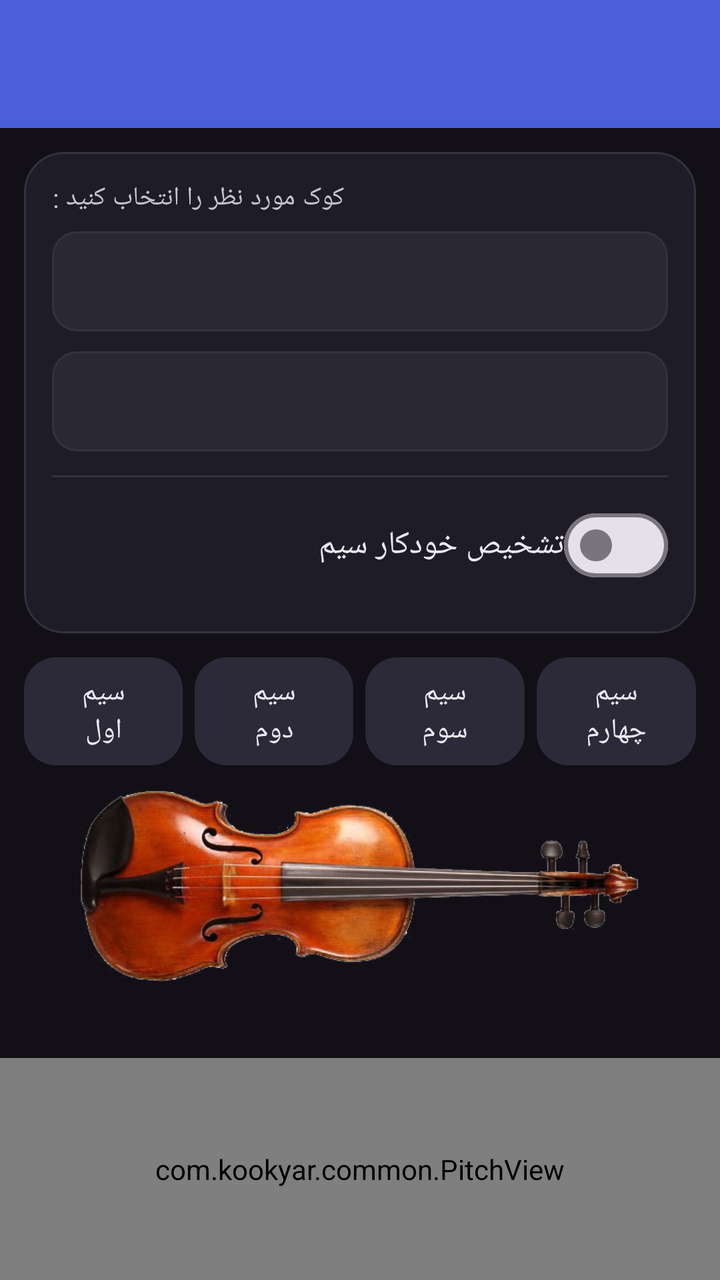
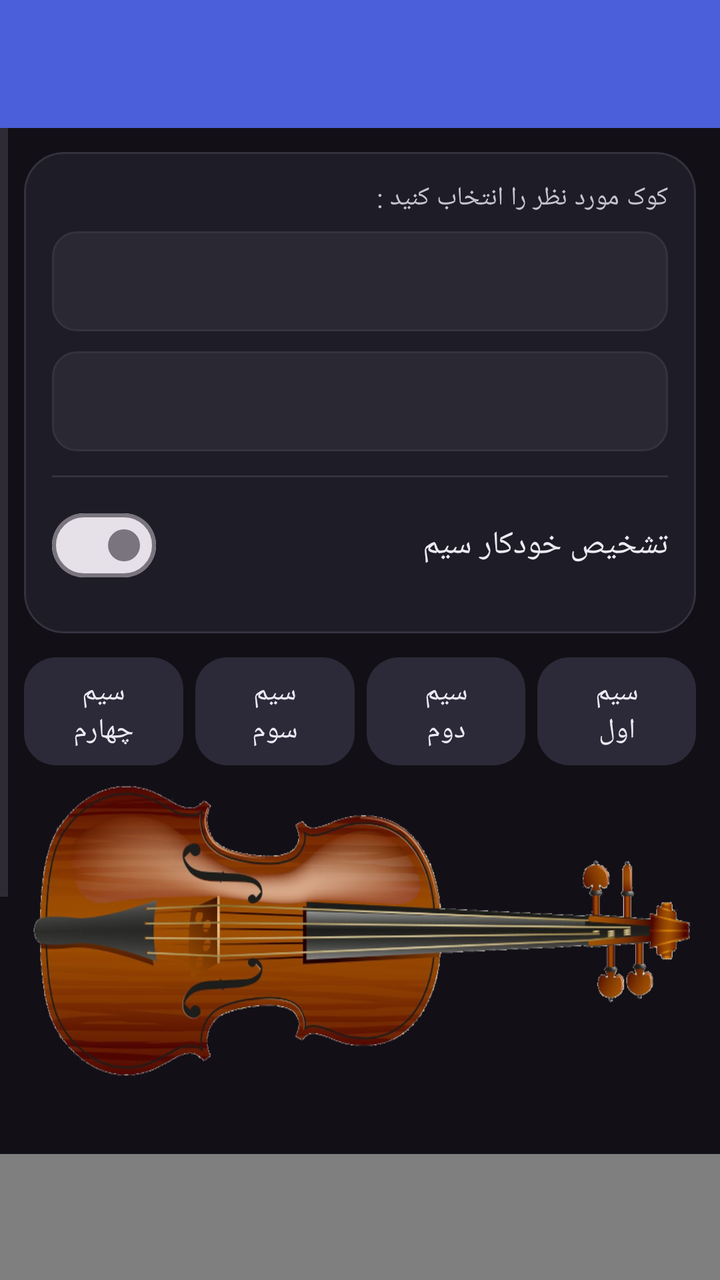

An Android layout rendered at two revisions. The XML below is the earlier revision; the diff shows what the commit changed to produce the second picture.
<!-- AndroidManifest.xml: application theme AppTheme -->
<!-- res/layout/activity_violin_tuner.xml -->
<?xml version="1.0" encoding="utf-8"?>

<LinearLayout xmlns:android="http://schemas.android.com/apk/res/android"
    xmlns:app="http://schemas.android.com/apk/res-auto"
    android:layout_width="match_parent"
    android:layout_height="match_parent"
    android:orientation="vertical"
    android:fitsSystemWindows="true"
    android:background="@color/surfaceColor">

    <include layout="@layout/app_bar" />

    <LinearLayout
        android:layout_width="match_parent"
        android:layout_height="wrap_content"
        android:orientation="vertical"
        android:paddingStart="12dp"
        android:paddingEnd="12dp"
        android:paddingTop="12dp">

        <com.google.android.material.card.MaterialCardView
            android:layout_width="match_parent"
            android:layout_height="wrap_content"
            app:cardBackgroundColor="@color/cardColor"
            app:cardCornerRadius="20dp"
            app:cardElevation="0dp"
            app:strokeColor="@color/cardStroke"
            app:strokeWidth="1dp">

            <LinearLayout
                android:layout_width="match_parent"
                android:layout_height="wrap_content"
                android:orientation="vertical"
                android:padding="14dp">

                <TextView
                    android:layout_width="wrap_content"
                    android:layout_height="wrap_content"
                    android:text="@string/kook_select"
                    android:textColor="@color/onSurfaceVariant"
                    android:textSize="13sp"
                    android:letterSpacing="0.02"
                    android:layout_marginBottom="8dp" />

                <Spinner
                    android:id="@+id/kookSpiner"
                    android:layout_width="match_parent"
                    android:layout_height="50dp"
                    android:layout_marginBottom="10dp"
                    android:background="@drawable/spinner_background"
                    android:popupBackground="@color/dropdownBackground"
                    android:spinnerMode="dropdown" />

                <Spinner
                    android:id="@+id/spinnerKookChange"
                    android:layout_width="match_parent"
                    android:layout_height="50dp"
                    android:background="@drawable/spinner_background"
                    android:popupBackground="@color/dropdownBackground"
                    android:spinnerMode="dropdown" />

                <View
                    android:layout_width="match_parent"
                    android:layout_height="1dp"
                    android:layout_marginTop="12dp"
                    android:layout_marginBottom="4dp"
                    android:background="@color/cardStroke" />

                <LinearLayout
                    android:id="@+id/tuning"
                    android:layout_width="match_parent"
                    android:layout_height="wrap_content"
                    android:orientation="horizontal"
                    android:gravity="center_vertical"
                    android:background="?attr/selectableItemBackground"
                    android:paddingTop="6dp"
                    android:paddingBottom="6dp">

                    <TextView
                        android:layout_width="0dp"
                        android:layout_height="wrap_content"
                        android:layout_weight="1"
                        android:text="@string/tuning"
                        android:textColor="@color/onSurface"
                        android:textSize="16sp" />

                    <com.google.android.material.materialswitch.MaterialSwitch
                        android:id="@+id/checkBox_tuning"
                        android:layout_width="wrap_content"
                        android:layout_height="wrap_content"
                        android:checked="false"
                        android:clickable="false" />
                </LinearLayout>
            </LinearLayout>
        </com.google.android.material.card.MaterialCardView>

        <LinearLayout
            android:layout_width="match_parent"
            android:layout_height="wrap_content"
            android:orientation="horizontal"
            android:gravity="center"
            android:layout_marginTop="12dp">

            <com.google.android.material.button.MaterialButton
                android:id="@+id/kamancheh_1"
                style="@style/Widget.Material3.Button.TonalButton"
                android:layout_width="0dp"
                android:layout_height="54dp"
                android:layout_weight="1"
                android:layout_marginEnd="6dp"
                android:insetTop="0dp"
                android:insetBottom="0dp"
                android:text="@string/sim_1"
                android:textSize="14sp"
                android:textColor="@color/onSurface"
                app:cornerRadius="16dp"
                app:backgroundTint="@color/stringDefault" />

            <com.google.android.material.button.MaterialButton
                android:id="@+id/kamancheh_2"
                style="@style/Widget.Material3.Button.TonalButton"
                android:layout_width="0dp"
                android:layout_height="54dp"
                android:layout_weight="1"
                android:layout_marginEnd="6dp"
                android:insetTop="0dp"
                android:insetBottom="0dp"
                android:text="@string/sim_2"
                android:textSize="14sp"
                android:textColor="@color/onSurface"
                app:cornerRadius="16dp"
                app:backgroundTint="@color/stringDefault" />

            <com.google.android.material.button.MaterialButton
                android:id="@+id/kamancheh_3"
                style="@style/Widget.Material3.Button.TonalButton"
                android:layout_width="0dp"
                android:layout_height="54dp"
                android:layout_weight="1"
                android:layout_marginEnd="6dp"
                android:insetTop="0dp"
                android:insetBottom="0dp"
                android:text="@string/sim_3"
                android:textSize="14sp"
                android:textColor="@color/onSurface"
                app:cornerRadius="16dp"
                app:backgroundTint="@color/stringDefault" />

            <com.google.android.material.button.MaterialButton
                android:id="@+id/kamancheh_4"
                style="@style/Widget.Material3.Button.TonalButton"
                android:layout_width="0dp"
                android:layout_height="54dp"
                android:layout_weight="1"
                android:insetTop="0dp"
                android:insetBottom="0dp"
                android:text="@string/sim_4"
                android:textSize="14sp"
                android:textColor="@color/onSurface"
                app:cornerRadius="16dp"
                app:backgroundTint="@color/stringDefault" />
        </LinearLayout>

        <ImageView
            android:id="@+id/ivkamancheh"
            android:layout_width="match_parent"
            android:layout_height="100dp"
            android:layout_marginTop="10dp"
            android:scaleType="fitCenter"
            android:src="@drawable/violin" />
    </LinearLayout>

    <TextView
        android:id="@+id/pitch_label"
        android:layout_width="match_parent"
        android:layout_height="wrap_content"
        android:gravity="center"
        android:paddingTop="6dp"
        android:paddingBottom="6dp"
        android:text=""
        android:textSize="18sp"
        android:textStyle="bold"
        android:textColor="@color/accentColor" />

    <com.kookyar.common.PitchView
        android:id="@+id/pitch_view"
        android:layout_width="match_parent"
        android:layout_height="0dp"
        android:layout_weight="1" />

</LinearLayout>
<!-- res/layout/app_bar.xml (included above) -->
<?xml version="1.0" encoding="utf-8"?>

<androidx.appcompat.widget.Toolbar xmlns:android="http://schemas.android.com/apk/res/android"
    xmlns:app="http://schemas.android.com/apk/res-auto"
    android:id="@+id/app_bar"
    android:layout_width="match_parent"
    android:layout_height="?attr/actionBarSize"
    android:background="@color/primaryColor"
    app:theme="@style/customeToolbar"
    app:popupTheme="@style/ThemeOverlay.AppCompat.Light" />
<!-- resources referenced by this layout -->
<resources>
  <item name="accentColor" type="color">#FFFFBB33</item>
  <item name="cardColor" type="color">#FF1E1C26</item>
  <item name="cardStroke" type="color">#FF35323F</item>
  <item name="dropdownBackground" type="color">#FF2A2933</item>
  <item name="onSurface" type="color">#FFECEAF4</item>
  <item name="onSurfaceVariant" type="color">#FFC7C3D2</item>
  <item name="primaryColor" type="color">#FF4A5FD9</item>
  <item name="stringDefault" type="color">#FF2C2A38</item>
  <item name="surfaceColor" type="color">#FF121016</item>
  <!-- drawable spinner_background (drawable) -->
  <?xml version="1.0" encoding="utf-8"?>
  
  <shape xmlns:android="http://schemas.android.com/apk/res/android"
      android:shape="rectangle">
      <solid android:color="@color/dropdownBackground" />
      <corners android:radius="12dp" />
      <stroke
          android:width="1dp"
          android:color="@color/cardStroke" />
      <padding
          android:left="16dp"
          android:top="8dp"
          android:right="16dp"
          android:bottom="8dp" />
  </shape>
  <!-- drawable violin: png bitmap (drawable, 116702 bytes) -->
  <string name="kook_select">کوک مورد نظر را انتخاب کنید :</string>
  <string name="sim_1">سیم اول</string>
  <string name="sim_2">سیم دوم</string>
  <string name="sim_3">سیم سوم</string>
  <string name="sim_4">سیم چهارم</string>
  <string name="tuning">تشخیص خودکار سیم</string>
  <style name="customeToolbar" parent="ThemeOverlay.AppCompat.Dark.ActionBar">
          <item name="android:textColorPrimary">@android:color/white</item>
          <item name="android:textColorSecondary">@android:color/white</item>
      </style>
  <style name="AppTheme" parent="Theme.Material3.DayNight.NoActionBar">
          <item name="colorPrimary">@color/primaryColor</item>
          <item name="colorPrimaryDark">@color/primaryColorDark</item>
          <item name="colorAccent">@color/accentColor</item>
          <item name="materialButtonStyle">@style/Widget.App.Button</item>
          <item name="buttonStyle">@style/Widget.App.Button.Legacy</item>
      </style>
  <item name="primaryColorDark" type="color">#FF303F9F</item>
  <style name="Widget.App.Button" parent="Widget.Material3.Button">
          <item name="backgroundTint">@null</item>
      </style>
  <style name="Widget.App.Button.Legacy" parent="android:Widget.Button">
          <item name="android:backgroundTint">@null</item>
      </style>
</resources>

<!-- the commit's change to res/layout/activity_violin_tuner.xml (unified diff, before → after) -->
@@ -5,10 +5,22 @@
     android:layout_width="match_parent"
     android:layout_height="match_parent"
     android:orientation="vertical"
+    android:layoutDirection="rtl"
     android:fitsSystemWindows="true"
     android:background="@color/surfaceColor">
 
     <include layout="@layout/app_bar" />
+
+    <ScrollView
+        android:layout_width="match_parent"
+        android:layout_height="0dp"
+        android:layout_weight="1"
+        android:fillViewport="true">
+
+        <LinearLayout
+            android:layout_width="match_parent"
+            android:layout_height="wrap_content"
+            android:orientation="vertical">
 
     <LinearLayout
         android:layout_width="match_parent"
@@ -161,13 +173,22 @@
                 app:backgroundTint="@color/stringDefault" />
         </LinearLayout>
 
-        <ImageView
-            android:id="@+id/ivkamancheh"
-            android:layout_width="match_parent"
-            android:layout_height="100dp"
-            android:layout_marginTop="10dp"
+        <LinearLayout
+            android:layout_width="match_parent"
+            android:layout_height="150dp"
+            android:layout_marginTop="8dp"
+            android:background="@drawable/violin"
             android:scaleType="fitCenter"
-            android:src="@drawable/violin" />
+            android:gravity="center"
+            android:orientation="vertical">
+
+            <LinearLayout
+                android:id="@+id/layout_sim"
+                android:scaleType="fitCenter"
+                android:layout_width="match_parent"
+                android:layout_height="150dp"
+                android:orientation="vertical" />
+        </LinearLayout>
     </LinearLayout>
 
     <TextView
@@ -185,8 +206,11 @@
     <com.kookyar.common.PitchView
         android:id="@+id/pitch_view"
         android:layout_width="match_parent"
-        android:layout_height="0dp"
+        android:layout_height="350dp"
         android:layout_weight="1" />
+
+        </LinearLayout>
+    </ScrollView>
 
 </LinearLayout>
 <!-- res/layout/app_bar.xml (included above) -->
<!-- resource entries referenced after the edit -->
@@ -25,7 +25,7 @@
           android:right="16dp"
           android:bottom="8dp" />
   </shape>
-  <!-- drawable violin: png bitmap (drawable, 116702 bytes) -->
+  <!-- drawable violin: png bitmap (drawable, 162065 bytes) -->
   <string name="kook_select">کوک مورد نظر را انتخاب کنید :</string>
   <string name="sim_1">سیم اول</string>
   <string name="sim_2">سیم دوم</string>
